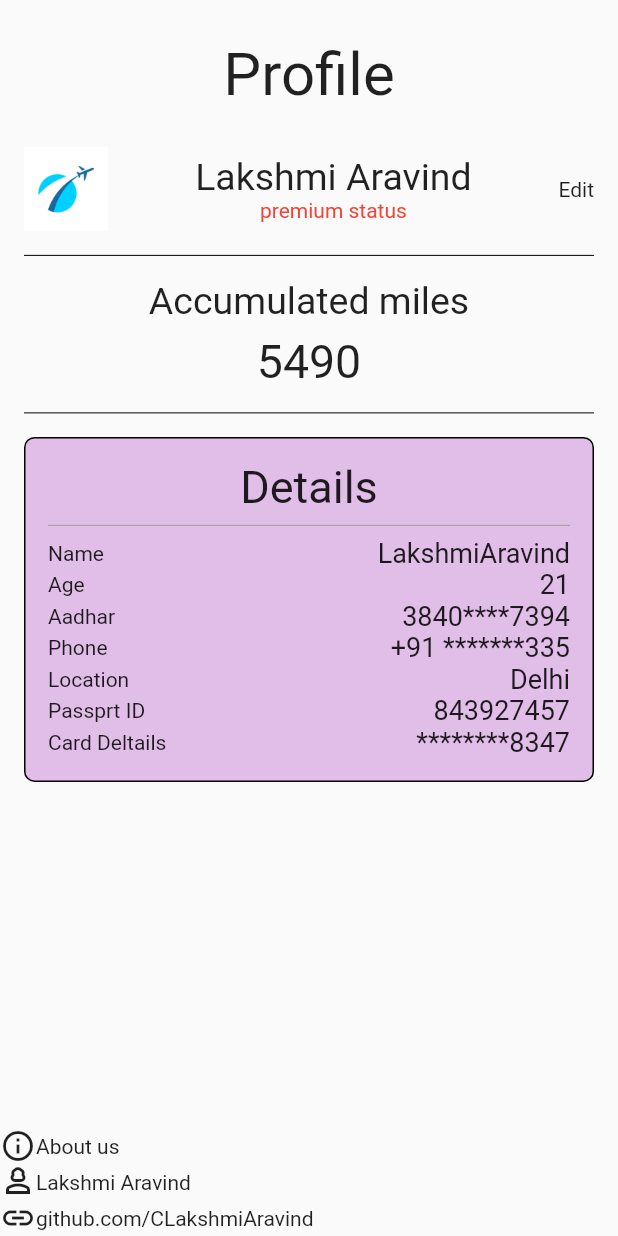
After one commit to CLakshmiAravind/Flight_TicketBooking, a Flutter app: the ProfilePage screen opened directly, on a phone screen of 412 x 824 dp. The commit adds this screen. Run offline on Flutter 3.47's test engine with Material 2 defaults, Android fonts, the phone set to English and light mode, and no system bars; our stand-ins replace barcode_widget, gap, get.

Commit message:
added profile page

```diff
--- a/lib/pages/nav_bottom.dart
+++ b/lib/pages/nav_bottom.dart
@@ -1,5 +1,6 @@
 import 'package:flutter/material.dart';
 import 'package:ticket_book/pages/home_page.dart';
+import 'package:ticket_book/pages/profile_page.dart';
 import 'package:ticket_book/pages/search_tab.dart';
 import 'package:ticket_book/pages/ticket_tab.dart';
 class NavbarBottom extends StatefulWidget {
@@ -15,7 +16,7 @@ class _NavbarBottomState extends State<NavbarBottom> {
     HomePage(),
     SearchTab(),
     TicketTab(),
-    Text('Profile'),
+    ProfilePage(),
   ];
 
   void _changeIndex(int index){
--- /dev/null
+++ b/lib/pages/profile_page.dart
@@ -0,0 +1,143 @@
+import 'package:flutter/material.dart';
+import 'package:gap/gap.dart';
+import 'package:ticket_book/utils/app_layout.dart';
+
+class ProfilePage extends StatelessWidget {
+  const ProfilePage({super.key});
+
+  @override
+  Widget build(BuildContext context) {
+    return Scaffold(
+
+      body: Container(
+        child: ListView(
+        padding: EdgeInsets.all(16),
+          children: [
+            Column(
+              children: [
+                Gap(10),
+                Text('Profile',style: TextStyle(fontSize: 40,),),
+                Gap(25),
+                Row(
+                  mainAxisAlignment: MainAxisAlignment.spaceBetween,
+                  children: [
+                    Image.asset('assets/images/img_1.png',scale: 4,),
+                    Column(
+                      children: [
+                        Text('Lakshmi Aravind',style: TextStyle(fontSize: 25),),
+                        Text('premium status',style: TextStyle(color: Colors.red),)
+                      ],
+                    ),
+                    Text('Edit'),
+                  ],
+                ),
+                Gap(8),
+                Divider(
+                  color: Colors.black,
+                ),
+                Gap(8),
+                Text('Accumulated miles',style: TextStyle(fontSize:25)),
+                Gap(8),
+                Text('5490',style: TextStyle(fontSize:31)),
+                Gap(8),
+                Divider(
+                  color: Colors.black,
+                ),
+                Gap(8),
+                Container(
+                  padding: EdgeInsets.all(15),
+                  decoration: BoxDecoration(
+                    color: Colors.purple.shade100,
+                    border: Border.all(color: Colors.black),
+                    borderRadius: BorderRadius.circular(7)
+                  ),
+                  child: Column(
+                    children: [
+                      Text('Details',style: TextStyle(fontSize: 30),),
+                      Divider(
+                  color: Colors.grey,
+                ),
+                      Row(
+                        mainAxisAlignment: MainAxisAlignment.spaceBetween,
+                        children: [
+                          Text('Name'),
+                          Text('LakshmiAravind',style: TextStyle(fontSize: 18),),
+                        ],
+                      ),
+                      Row(
+                        mainAxisAlignment: MainAxisAlignment.spaceBetween,
+                        children: [
+                          Text('Age'),
+                          Text('21',style: TextStyle(fontSize: 18),),
+                        ],
+                      ),
+                      Row(
+                        mainAxisAlignment: MainAxisAlignment.spaceBetween,
+                        children: [
+                          Text('Aadhar'),
+                          Text('3840****7394',style: TextStyle(fontSize: 18),),
+                        ],
+                      ),
+                      Row(
+                        mainAxisAlignment: MainAxisAlignment.spaceBetween,
+                        children: [
+                          Text('Phone'),
+                          Text('+91 *******335',style: TextStyle(fontSize: 18),),
+                        ],
+                      ),
+                      Row(
+                        mainAxisAlignment: MainAxisAlignment.spaceBetween,
+                        children: [
+                          Text('Location'),
+                          Text('Delhi',style: TextStyle(fontSize: 18),),
+                        ],
+                      ),
+                      Row(
+                        mainAxisAlignment: MainAxisAlignment.spaceBetween,
+                        children: [
+                          Text('Passprt ID'),
+                          Text('843927457',style: TextStyle(fontSize: 18),),
+                        ],
+                      ),
+                      Row(
+                        mainAxisAlignment: MainAxisAlignment.spaceBetween,
+                        children: [
+                          Text('Card Deltails'),
+                          Text('********8347',style: TextStyle(fontSize: 18),),
+                        ],
+                      ),
+                    ],
+                  ),
+                )
+              ],
+            ),
+
+          ],
+        ),
+      ),
+      bottomSheet: Container(
+        height: AppLayout.getScreenHeight()*0.1,
+        child: Column(
+              mainAxisAlignment: MainAxisAlignment.end,
+              crossAxisAlignment: CrossAxisAlignment.stretch,
+          children: [
+            Row(
+              children: [
+                Icon(Icons.info_outline),
+                Text('About us')
+              ],
+            ),
+            Row(children: [
+              Icon(Icons.person_3_outlined),
+              Text('Lakshmi Aravind'),
+            ],),
+            Row(children: [
+              Icon(Icons.link),
+              Text('github.com/CLakshmiAravind'),
+            ],)
+          ],
+        ),
+      ),
+    );
+  }
+}
--- a/lib/pages/ticket_tab.dart
+++ b/lib/pages/ticket_tab.dart
@@ -21,7 +21,7 @@ class TicketTab extends StatelessWidget {
             style: TextStyle(fontSize: 38, color: Colors.black),
           ),
           Gap(AppLayout.getHeight(25)),
-          FlightsHotels(text1: 'text1', text2: 'text2'),
+          FlightsHotels(text1: 'Flights', text2: 'Hotels'),
           Gap(AppLayout.getHeight(25)),
           Container(
             // height: AppLayout.getScreenHeight()*0.8,
```
